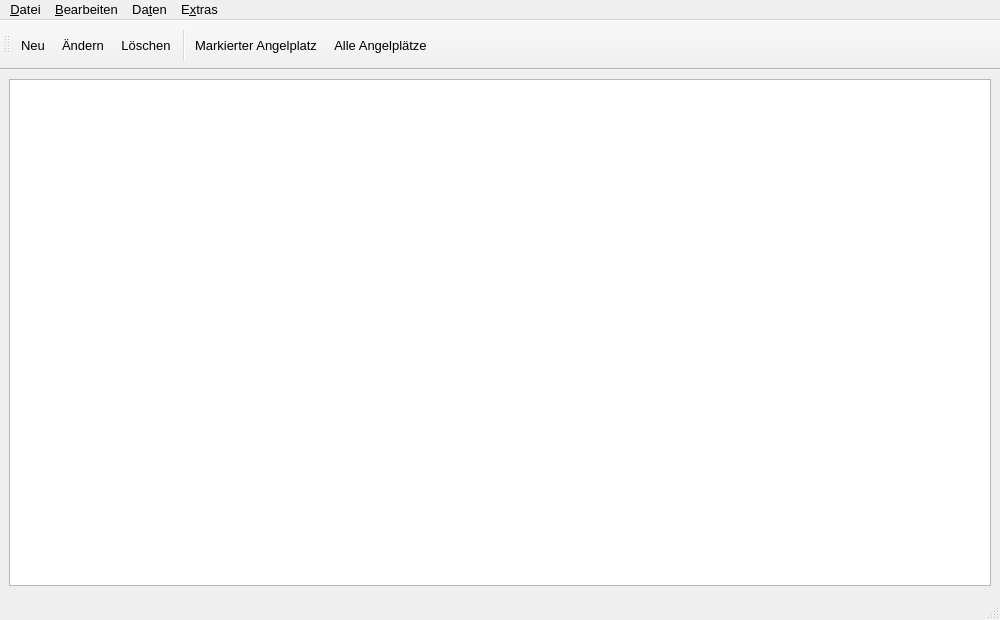
igor53c/Angeltagebuch, file MainWindow.ui: the form before one commit.
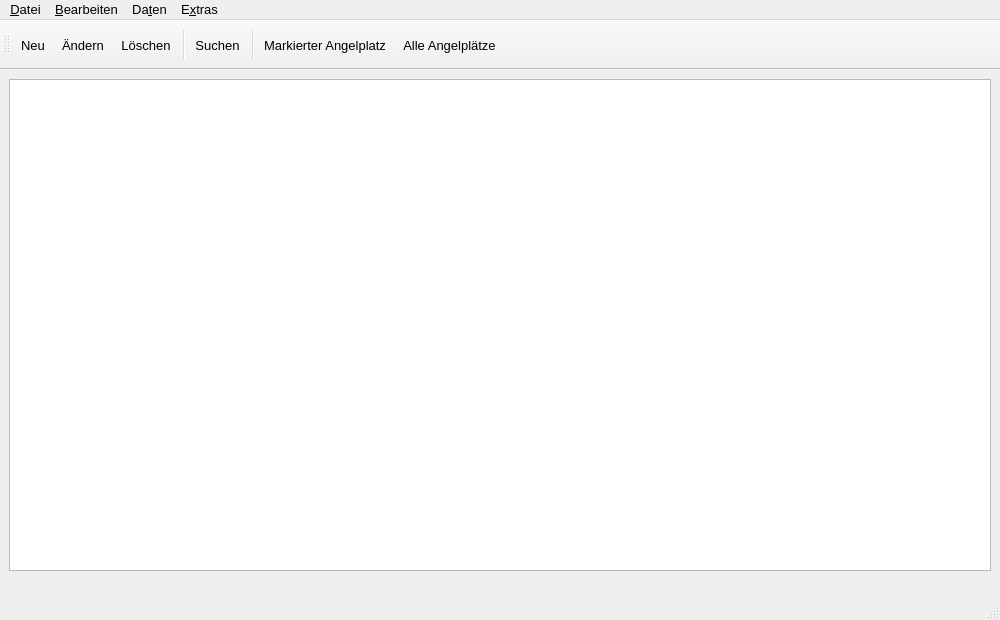
The form after the commit. Icons and pictures are not drawn.

Commit message: Suchen, Serbian Language

The edit to the form file:
```diff
--- a/MainWindow.ui
+++ b/MainWindow.ui
@@ -162,7 +162,13 @@
    <property name="minimumSize">
     <size>
      <width>0</width>
-     <height>25</height>
+     <height>40</height>
+    </size>
+   </property>
+   <property name="maximumSize">
+    <size>
+     <width>16777215</width>
+     <height>40</height>
     </size>
    </property>
   </widget>
@@ -192,6 +198,8 @@
    <addaction name="actionNdern"/>
    <addaction name="actionLschen"/>
    <addaction name="separator"/>
+   <addaction name="action_Suchen"/>
+   <addaction name="separator"/>
    <addaction name="actionMarkierterAngelplatz"/>
    <addaction name="actionAlleAngelpltze"/>
   </widget>
@@ -331,6 +339,26 @@
     <string>&amp;Blau</string>
    </property>
   </action>
+  <action name="actionSerBisch">
+   <property name="checkable">
+    <bool>true</bool>
+   </property>
+   <property name="text">
+    <string>Ser&amp;bisch</string>
+   </property>
+  </action>
+  <action name="action_Suchen">
+   <property name="icon">
+    <iconset resource="Angeltagebuch.qrc">
+     <normaloff>:/suchen.png</normaloff>:/suchen.png</iconset>
+   </property>
+   <property name="text">
+    <string>&amp;Suchen</string>
+   </property>
+   <property name="shortcut">
+    <string>Ctrl+F</string>
+   </property>
+  </action>
  </widget>
  <resources>
   <include location="Angeltagebuch.qrc"/>
```
Left out of the diff: 5 changed lines with no effect on the pictures. The commit also changes 16 other files.
